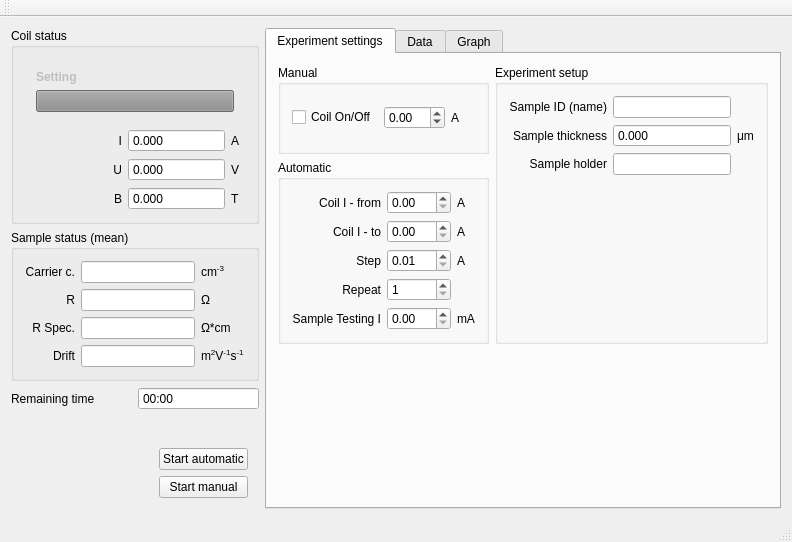
First picture: the form in hall/mainwindow.ui, repository mBr001/hall, before the edit.
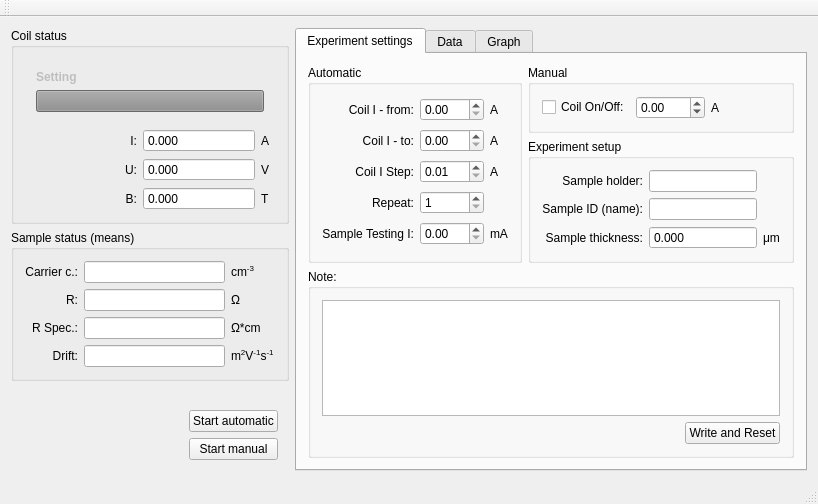
Second picture: the form after the edit. Custom widgets are drawn as their Qt base class.

Commit message: prepare for experiment reset

The edit to the form file:
```diff
--- a/hall/mainwindow.ui
+++ b/hall/mainwindow.ui
@@ -6,8 +6,8 @@
    <rect>
     <x>0</x>
     <y>0</y>
-    <width>792</width>
-    <height>542</height>
+    <width>818</width>
+    <height>504</height>
    </rect>
   </property>
   <property name="windowTitle">
@@ -121,7 +121,7 @@
            <item row="1" column="0">
             <widget class="QLabel" name="label_5">
              <property name="text">
-              <string>I</string>
+              <string>I:</string>
              </property>
              <property name="alignment">
               <set>Qt::AlignRight|Qt::AlignTrailing|Qt::AlignVCenter</set>
@@ -131,7 +131,7 @@
            <item row="2" column="0">
             <widget class="QLabel" name="label_6">
              <property name="text">
-              <string>U</string>
+              <string>U:</string>
              </property>
              <property name="alignment">
               <set>Qt::AlignRight|Qt::AlignTrailing|Qt::AlignVCenter</set>
@@ -141,7 +141,7 @@
            <item row="3" column="0">
             <widget class="QLabel" name="label_7">
              <property name="text">
-              <string>B</string>
+              <string>B:</string>
              </property>
              <property name="alignment">
               <set>Qt::AlignRight|Qt::AlignTrailing|Qt::AlignVCenter</set>
@@ -192,13 +192,13 @@
         <item>
          <widget class="QGroupBox" name="coilGroupBox">
           <property name="title">
-           <string>Sample status (mean)</string>
+           <string>Sample status (means)</string>
           </property>
           <layout class="QGridLayout" name="gridLayout">
            <item row="0" column="0">
             <widget class="QLabel" name="label_4">
              <property name="text">
-              <string>Carrier c.</string>
+              <string>Carrier c.:</string>
              </property>
              <property name="alignment">
               <set>Qt::AlignRight|Qt::AlignTrailing|Qt::AlignVCenter</set>
@@ -226,7 +226,7 @@
            <item row="1" column="0">
             <widget class="QLabel" name="label_14">
              <property name="text">
-              <string>R</string>
+              <string>R:</string>
              </property>
              <property name="alignment">
               <set>Qt::AlignRight|Qt::AlignTrailing|Qt::AlignVCenter</set>
@@ -236,7 +236,7 @@
            <item row="2" column="0">
             <widget class="QLabel" name="label_15">
              <property name="text">
-              <string>R Spec.</string>
+              <string>R Spec.:</string>
              </property>
              <property name="alignment">
               <set>Qt::AlignRight|Qt::AlignTrailing|Qt::AlignVCenter</set>
@@ -246,7 +246,7 @@
            <item row="3" column="0">
             <widget class="QLabel" name="label_18">
              <property name="text">
-              <string>Drift</string>
+              <string>Drift:</string>
              </property>
              <property name="alignment">
               <set>Qt::AlignRight|Qt::AlignTrailing|Qt::AlignVCenter</set>
@@ -303,28 +303,7 @@
          </widget>
         </item>
         <item>
-         <layout class="QHBoxLayout" name="horizontalLayout_2">
-          <item>
-           <widget class="QLabel" name="label_28">
-            <property name="text">
-             <string>Remaining time</string>
-            </property>
-           </widget>
-          </item>
-          <item>
-           <widget class="QTimeEdit" name="remainsTimeEdit">
-            <property name="readOnly">
-             <bool>true</bool>
-            </property>
-            <property name="buttonSymbols">
-             <enum>QAbstractSpinBox::NoButtons</enum>
-            </property>
-            <property name="displayFormat">
-             <string>hh:mm</string>
-            </property>
-           </widget>
-          </item>
-         </layout>
+         <layout class="QHBoxLayout" name="horizontalLayout_2"/>
         </item>
         <item>
          <spacer name="verticalSpacer_2">
@@ -419,20 +398,7 @@
           <string>Experiment settings</string>
          </attribute>
          <layout class="QGridLayout" name="gridLayout_3">
-          <item row="2" column="0">
-           <spacer name="verticalSpacer">
-            <property name="orientation">
-             <enum>Qt::Vertical</enum>
-            </property>
-            <property name="sizeHint" stdset="0">
-             <size>
-              <width>20</width>
-              <height>40</height>
-             </size>
-            </property>
-           </spacer>
-          </item>
-          <item row="1" column="0">
+          <item row="0" column="0" rowspan="4">
            <widget class="QGroupBox" name="automaticGroupBox">
             <property name="title">
              <string>Automatic</string>
@@ -461,7 +427,7 @@
              <item row="0" column="0">
               <widget class="QLabel" name="label_17">
                <property name="text">
-                <string>Coil I - from</string>
+                <string>Coil I - from:</string>
                </property>
                <property name="alignment">
                 <set>Qt::AlignRight|Qt::AlignTrailing|Qt::AlignVCenter</set>
@@ -471,7 +437,7 @@
              <item row="1" column="0">
               <widget class="QLabel" name="label_16">
                <property name="text">
-                <string>Coil I - to</string>
+                <string>Coil I - to:</string>
                </property>
                <property name="alignment">
                 <set>Qt::AlignRight|Qt::AlignTrailing|Qt::AlignVCenter</set>
@@ -501,7 +467,7 @@
              <item row="2" column="0">
               <widget class="QLabel" name="label_11">
                <property name="text">
-                <string>Step</string>
+                <string>Coil I Step:</string>
                </property>
                <property name="alignment">
                 <set>Qt::AlignRight|Qt::AlignTrailing|Qt::AlignVCenter</set>
@@ -537,7 +503,7 @@
              <item row="4" column="0">
               <widget class="QLabel" name="label_23">
                <property name="text">
-                <string>Sample Testing I</string>
+                <string>Sample Testing I:</string>
                </property>
                <property name="alignment">
                 <set>Qt::AlignRight|Qt::AlignTrailing|Qt::AlignVCenter</set>
@@ -564,7 +530,7 @@
              <item row="3" column="0">
               <widget class="QLabel" name="label_10">
                <property name="text">
-                <string>Repeat</string>
+                <string>Repeat:</string>
                </property>
                <property name="alignment">
                 <set>Qt::AlignRight|Qt::AlignTrailing|Qt::AlignVCenter</set>
@@ -587,7 +553,42 @@
             </layout>
            </widget>
           </item>
-          <item row="0" column="0">
+          <item row="4" column="0" colspan="2">
+           <widget class="QGroupBox" name="groupBox_3">
+            <property name="title">
+             <string>Note:</string>
+            </property>
+            <layout class="QGridLayout" name="gridLayout_13">
+             <item row="0" column="0" colspan="2">
+              <widget class="QPlainTextEdit" name="notePlainTextEdit"/>
+             </item>
+             <item row="1" column="1">
+              <widget class="QPushButton" name="resetExperimentPushButton">
+               <property name="toolTip">
+                <string>Write nota and evaluated data into file and begins new experiment - clear all data.</string>
+               </property>
+               <property name="text">
+                <string>Write and Reset</string>
+               </property>
+              </widget>
+             </item>
+             <item row="1" column="0">
+              <spacer name="horizontalSpacer">
+               <property name="orientation">
+                <enum>Qt::Horizontal</enum>
+               </property>
+               <property name="sizeHint" stdset="0">
+                <size>
+                 <width>40</width>
+                 <height>20</height>
+                </size>
+               </property>
+              </spacer>
+             </item>
+            </layout>
+           </widget>
+          </item>
+          <item row="0" column="1">
            <widget class="QGroupBox" name="manualGroupBox">
             <property name="title">
              <string>Manual</string>
@@ -599,7 +600,7 @@
                 <string>Power on coil and set up current at wanted walue.</string>
                </property>
                <property name="text">
-                <string>Coil On/Off</string>
+                <string>Coil On/Off:</string>
                </property>
               </widget>
              </item>
@@ -629,77 +630,47 @@
             </layout>
            </widget>
           </item>
-          <item row="0" column="1" rowspan="2">
+          <item row="1" column="1" rowspan="3">
            <widget class="QGroupBox" name="groupBox">
             <property name="title">
              <string>Experiment setup</string>
             </property>
             <layout class="QGridLayout" name="gridLayout_10">
-             <item row="3" column="0" colspan="3">
-              <spacer name="horizontalSpacer_2">
-               <property name="orientation">
-                <enum>Qt::Horizontal</enum>
-               </property>
-               <property name="sizeHint" stdset="0">
-                <size>
-                 <width>245</width>
-                 <height>155</height>
-                </size>
-               </property>
-              </spacer>
-             </item>
-             <item row="0" column="0">
+             <item row="1" column="0">
               <widget class="QLabel" name="label_25">
                <property name="text">
-                <string>Sample ID (name)</string>
+                <string>Sample ID (name):</string>
                </property>
                <property name="alignment">
                 <set>Qt::AlignRight|Qt::AlignTrailing|Qt::AlignVCenter</set>
                </property>
               </widget>
              </item>
-             <item row="1" column="0">
+             <item row="2" column="0">
               <widget class="QLabel" name="label_26">
                <property name="text">
-                <string>Sample thickness</string>
+                <string>Sample thickness:</string>
                </property>
                <property name="alignment">
                 <set>Qt::AlignRight|Qt::AlignTrailing|Qt::AlignVCenter</set>
                </property>
               </widget>
              </item>
-             <item row="2" column="0">
-              <widget class="QLabel" name="label_27">
-               <property name="text">
-                <string>Sample holder</string>
-               </property>
-               <property name="alignment">
-                <set>Qt::AlignRight|Qt::AlignTrailing|Qt::AlignVCenter</set>
-               </property>
-              </widget>
-             </item>
-             <item row="0" column="1">
+             <item row="1" column="1">
               <widget class="QLineEdit" name="sampleNameLineEdit">
                <property name="readOnly">
                 <bool>true</bool>
                </property>
               </widget>
              </item>
-             <item row="2" column="1">
-              <widget class="QLineEdit" name="sampleHolderLineEdit">
-               <property name="readOnly">
-                <bool>true</bool>
-               </property>
-              </widget>
-             </item>
-             <item row="1" column="2">
+             <item row="2" column="2">
               <widget class="QLabel" name="label_32">
                <property name="text">
                 <string>μm</string>
                </property>
               </widget>
              </item>
-             <item row="1" column="1">
+             <item row="2" column="1">
               <widget class="QDoubleSpinBox" name="sampleThicknessDoubleSpinBox">
                <property name="toolTip">
                 <string>Measured value of current passing trought coil.</string>
@@ -718,6 +689,23 @@
                </property>
               </widget>
              </item>
+             <item row="0" column="0">
+              <widget class="QLabel" name="label_27">
+               <property name="text">
+                <string>Sample holder:</string>
+               </property>
+               <property name="alignment">
+                <set>Qt::AlignRight|Qt::AlignTrailing|Qt::AlignVCenter</set>
+               </property>
+              </widget>
+             </item>
+             <item row="0" column="1">
+              <widget class="QLineEdit" name="sampleHolderLineEdit">
+               <property name="readOnly">
+                <bool>true</bool>
+               </property>
+              </widget>
+             </item>
             </layout>
            </widget>
           </item>
```
The commit also changes 4 other files.
